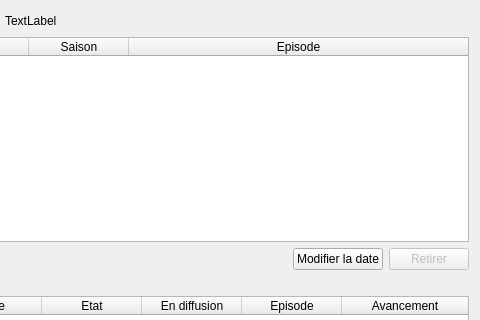
This is src/ui/tabs/planning_tab.ui in seigneurfuo/MyAnimeManager3 as Qt 5 draws it before an edit; both pictures show x 370 to 850 and y 0 to 320 of the 850 by 546 pixel window. The edited form follows.
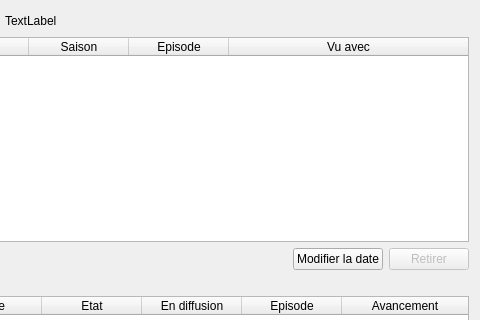
This is the edited form. Icons and pictures are not drawn.

Commit message: Première mise en place d'ajouter des anis à un visonage afin de savoir avec qui on l'a vu tel ou tel épisode.

What changed in the file:
```diff
--- a/src/ui/tabs/planning_tab.ui
+++ b/src/ui/tabs/planning_tab.ui
@@ -135,6 +135,11 @@
          <string>Episode</string>
         </property>
        </column>
+       <column>
+        <property name="text">
+         <string>Vu avec</string>
+        </property>
+       </column>
       </widget>
      </item>
      <item>
```
The commit also changes 7 other files.
